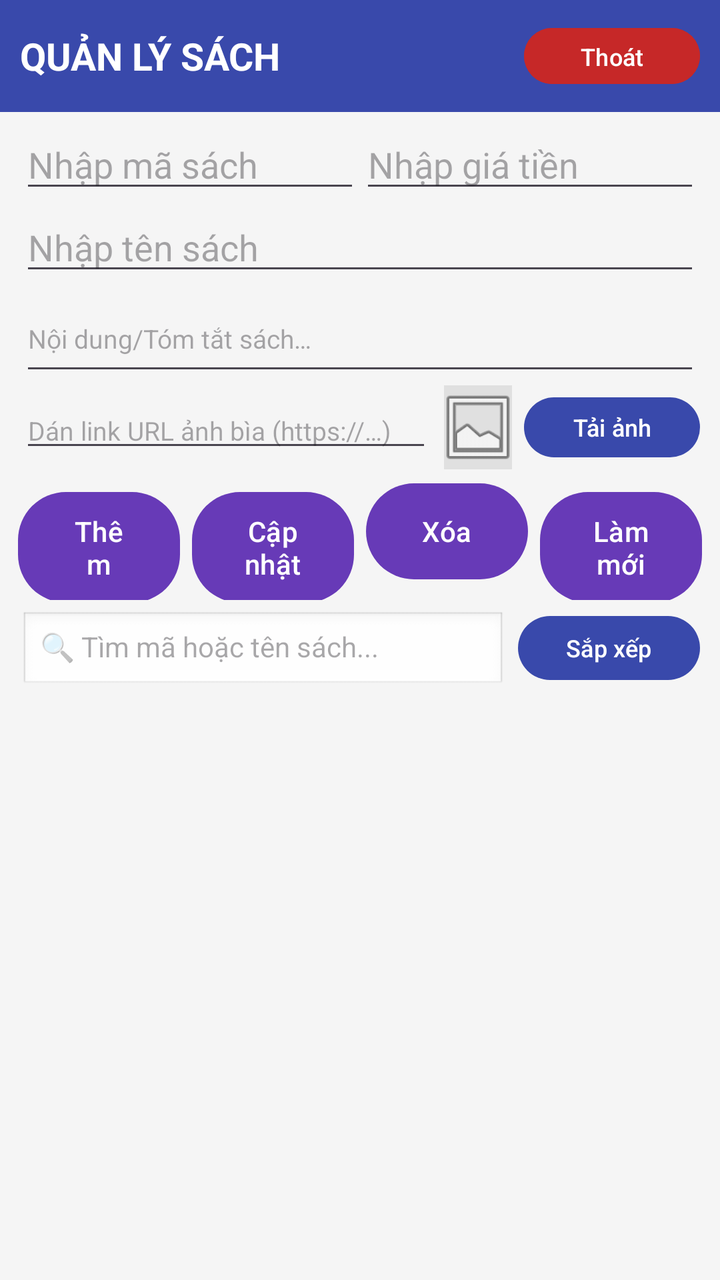
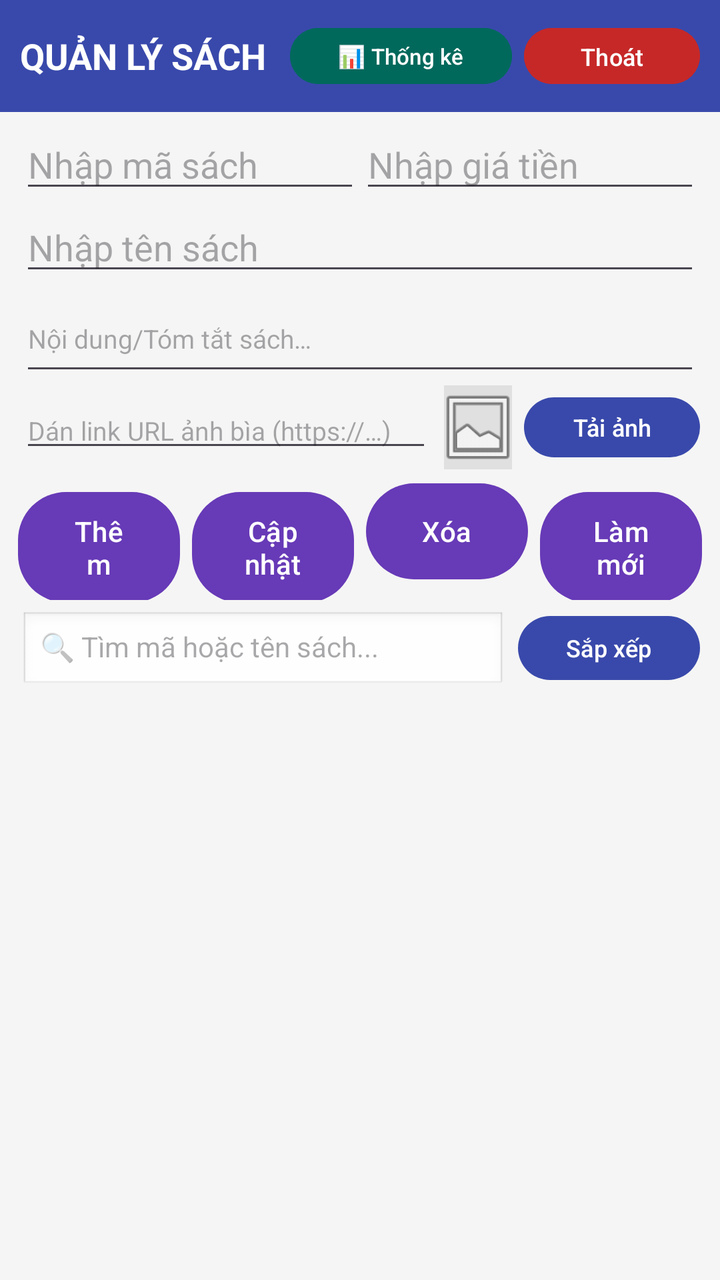

Compare the two renders of this Android layout. The source of the first and the diff that turns it into the second are given below.
<!-- AndroidManifest.xml: application theme Theme.Tieuluanck -->
<!-- res/layout/activity_main.xml -->
<?xml version="1.0" encoding="utf-8"?>
<LinearLayout xmlns:android="http://schemas.android.com/apk/res/android"
    xmlns:app="http://schemas.android.com/apk/res-auto"
    android:id="@+id/main"
    android:layout_width="match_parent"
    android:layout_height="match_parent"
    android:orientation="vertical"
    android:fitsSystemWindows="true"
    android:background="#F5F5F5">

    
    <LinearLayout
        android:layout_width="match_parent"
        android:layout_height="wrap_content"
        android:background="@color/header_background"
        android:gravity="center_vertical"
        android:padding="10dp">

        <TextView
            android:id="@+id/txtquanly"
            android:layout_width="0dp"
            android:layout_height="wrap_content"
            android:layout_weight="1"
            android:text="@string/quan_ly_sach"
            android:textColor="@android:color/white"
            android:textSize="19sp"
            android:textStyle="bold" />

        <Button
            android:id="@+id/btnLogout"
            android:layout_width="wrap_content"
            android:layout_height="36dp"
            android:text="@string/thoat"
            android:textSize="12sp"
            android:backgroundTint="#C62828"
            android:textColor="@android:color/white"/>
    </LinearLayout>

    
    <LinearLayout
        android:layout_width="match_parent"
        android:layout_height="wrap_content"
        android:orientation="vertical"
        android:paddingHorizontal="10dp"
        android:paddingTop="4dp">

        <LinearLayout
            android:layout_width="match_parent"
            android:layout_height="wrap_content">
            <EditText
                android:id="@+id/edtmasach"
                android:layout_width="0dp"
                android:layout_height="wrap_content"
                android:layout_weight="1"
                android:hint="@string/nhap_ma_sach"
                android:inputType="text"
                android:importantForAutofill="no"/>
            <EditText
                android:id="@+id/edtgia"
                android:layout_width="0dp"
                android:layout_height="wrap_content"
                android:layout_weight="1"
                android:hint="@string/nhap_gia_tien"
                android:inputType="number"
                android:importantForAutofill="no"/>
        </LinearLayout>

        <EditText
            android:id="@+id/edttensach"
            android:layout_width="match_parent"
            android:layout_height="wrap_content"
            android:hint="@string/nhap_ten_sach"
            android:inputType="textCapWords"
            android:importantForAutofill="no"/>

        <EditText
            android:id="@+id/edtNoiDung"
            android:layout_width="match_parent"
            android:layout_height="wrap_content"
            android:hint="@string/nhap_noi_dung_hint"
            android:inputType="textMultiLine"
            android:minLines="2"
            android:maxLines="3"
            android:textSize="13sp"
            android:importantForAutofill="no"/>

        
        <LinearLayout
            android:layout_width="match_parent"
            android:layout_height="wrap_content"
            android:gravity="center_vertical"
            android:paddingBottom="4dp">

            <EditText
                android:id="@+id/edtAnhUrl"
                android:layout_width="0dp"
                android:layout_height="wrap_content"
                android:layout_weight="1"
                android:hint="@string/dan_link_url_hint"
                android:inputType="textUri"
                android:singleLine="true"
                android:textSize="13sp"
                android:importantForAutofill="no"/>

            <ImageView
                android:id="@+id/imgPreview"
                android:layout_width="34dp"
                android:layout_height="42dp"
                android:scaleType="centerCrop"
                android:background="#E0E0E0"
                android:src="@android:drawable/ic_menu_gallery"
                android:contentDescription="@string/app_name"
                android:layout_marginHorizontal="6dp"/>

            <Button
                android:id="@+id/btnTaiAnh"
                android:layout_width="wrap_content"
                android:layout_height="38dp"
                android:text="@string/tai_anh"
                android:textSize="12sp"/>
        </LinearLayout>
    </LinearLayout>

    
    <LinearLayout
        android:layout_width="match_parent"
        android:layout_height="wrap_content"
        android:paddingHorizontal="6dp">

        <com.google.android.material.button.MaterialButton
            android:id="@+id/btninsert"
            android:layout_width="0dp"
            android:layout_height="wrap_content"
            android:layout_margin="3dp"
            android:layout_weight="1"
            android:background="@drawable/rounded_button"
            android:text="@string/insert"
            android:textColor="@android:color/white"
            app:backgroundTint="@null" />

        <com.google.android.material.button.MaterialButton
            android:id="@+id/btnupdate"
            android:layout_width="0dp"
            android:layout_height="wrap_content"
            android:layout_margin="3dp"
            android:layout_weight="1"
            android:background="@drawable/rounded_button"
            android:text="@string/update"
            android:textColor="@android:color/white"
            app:backgroundTint="@null" />

        <com.google.android.material.button.MaterialButton
            android:id="@+id/btndelete"
            android:layout_width="0dp"
            android:layout_height="wrap_content"
            android:layout_margin="3dp"
            android:layout_weight="1"
            android:background="@drawable/rounded_button"
            android:text="@string/delete"
            android:textColor="@android:color/white"
            app:backgroundTint="@null" />

        <com.google.android.material.button.MaterialButton
            android:id="@+id/btnquery"
            android:layout_width="0dp"
            android:layout_height="wrap_content"
            android:layout_margin="3dp"
            android:layout_weight="1"
            android:background="@drawable/rounded_button"
            android:text="@string/query"
            android:textColor="@android:color/white"
            app:backgroundTint="@null" />
    </LinearLayout>

    
    <LinearLayout
        android:layout_width="match_parent"
        android:layout_height="wrap_content"
        android:paddingHorizontal="10dp"
        android:paddingVertical="4dp">

        <EditText
            android:id="@+id/edtSearch"
            android:layout_width="0dp"
            android:layout_height="40dp"
            android:layout_weight="1"
            android:hint="@string/tim_kiem_hint"
            android:inputType="text"
            android:importantForAutofill="no"
            android:textSize="14sp"
            android:background="@android:drawable/edit_text"
            android:paddingHorizontal="10dp"/>

        <Button
            android:id="@+id/btnSort"
            android:layout_width="wrap_content"
            android:layout_height="40dp"
            android:layout_marginStart="6dp"
            android:text="@string/sap_xep"
            android:textSize="12sp"/>
    </LinearLayout>

    <ListView
        android:id="@+id/lv"
        android:layout_width="match_parent"
        android:layout_height="0dp"
        android:layout_weight="1"
        android:dividerHeight="4dp" />
</LinearLayout>
<!-- resources referenced by this layout -->
<resources>
  <color name="header_background">#3949AB</color>
  <!-- drawable rounded_button (drawable) -->
  <?xml version="1.0" encoding="utf-8"?>
  <shape xmlns:android="http://schemas.android.com/apk/res/android"
      android:shape="rectangle">
      <solid android:color="#673AB7" />
      <corners android:radius="24dp" />
  </shape>
  <string name="app_name">tieuluanck</string>
  <string name="dan_link_url_hint">Dán link URL ảnh bìa (https://…)</string>
  <string name="delete">Xóa</string>
  <string name="insert">Thêm</string>
  <string name="nhap_gia_tien">Nhập giá tiền</string>
  <string name="nhap_ma_sach">Nhập mã sách</string>
  <string name="nhap_noi_dung_hint">Nội dung/Tóm tắt sách…</string>
  <string name="nhap_ten_sach">Nhập tên sách</string>
  <string name="quan_ly_sach">QUẢN LÝ SÁCH</string>
  <string name="query">Làm mới</string>
  <string name="sap_xep">Sắp xếp</string>
  <string name="tai_anh">Tải ảnh</string>
  <string name="thoat">Thoát</string>
  <string name="tim_kiem_hint">🔍 Tìm mã hoặc tên sách...</string>
  <string name="update">Cập nhật</string>
  <style name="Theme.Tieuluanck" parent="Base.Theme.Tieuluanck" />
  <style name="Base.Theme.Tieuluanck" parent="Theme.Material3.DayNight.NoActionBar">
          <item name="colorPrimary">@color/md_primary</item>
          <item name="colorOnPrimary">@color/md_on_primary</item>
          <item name="colorPrimaryContainer">@color/md_primary_container</item>
          <item name="colorOnPrimaryContainer">@color/md_on_primary_container</item>
          <item name="colorSecondary">@color/md_secondary</item>
          <item name="colorOnSecondary">@color/md_on_secondary</item>
          <item name="colorSecondaryContainer">@color/md_secondary_container</item>
          <item name="colorOnSecondaryContainer">@color/md_on_secondary_container</item>
          <item name="android:colorBackground">@color/md_surface_bg</item>
          <item name="colorSurface">@color/md_surface_card</item>
          <item name="colorSurfaceVariant">@color/md_surface_variant</item>
          <item name="colorOnSurface">@color/md_text_primary</item>
          <item name="colorOnSurfaceVariant">@color/md_text_secondary</item>
          <item name="colorOutline">@color/md_outline</item>
          <item name="android:statusBarColor">@android:color/transparent</item>
          <item name="android:navigationBarColor">@android:color/transparent</item>
      </style>
  <color name="md_primary">#3949AB</color>
  <color name="md_on_primary">#FFFFFF</color>
  <color name="md_primary_container">#E0E4FF</color>
  <color name="md_on_primary_container">#0F1B66</color>
  <color name="md_secondary">#D97706</color>
  <color name="md_on_secondary">#FFFFFF</color>
  <color name="md_secondary_container">#FEF3C7</color>
  <color name="md_on_secondary_container">#78350F</color>
  <color name="md_surface_bg">#F6F7FB</color>
  <color name="md_surface_card">#FFFFFF</color>
  <color name="md_surface_variant">#ECEFF6</color>
  <color name="md_text_primary">#161925</color>
  <color name="md_text_secondary">#5B6275</color>
  <color name="md_outline">#DCE1EE</color>
</resources>

<!-- the commit's change to res/layout/activity_main.xml (unified diff, before → after) -->
@@ -23,8 +23,18 @@
             android:layout_weight="1"
             android:text="@string/quan_ly_sach"
             android:textColor="@android:color/white"
-            android:textSize="19sp"
+            android:textSize="18sp"
             android:textStyle="bold" />
+
+        <Button
+            android:id="@+id/btnDashboard"
+            android:layout_width="wrap_content"
+            android:layout_height="36dp"
+            android:text="📊 Thống kê"
+            android:textSize="11sp"
+            android:backgroundTint="#00695C"
+            android:textColor="@android:color/white"
+            android:layout_marginEnd="6dp"/>
 
         <Button
             android:id="@+id/btnLogout"
